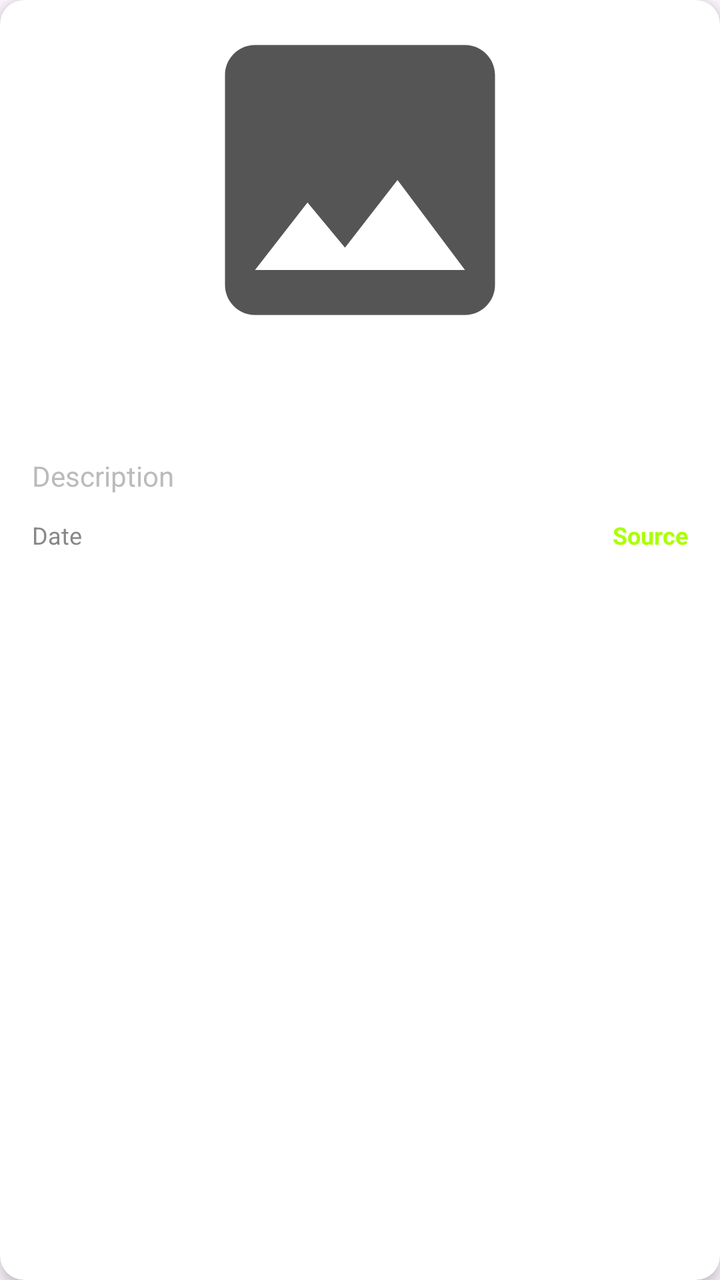
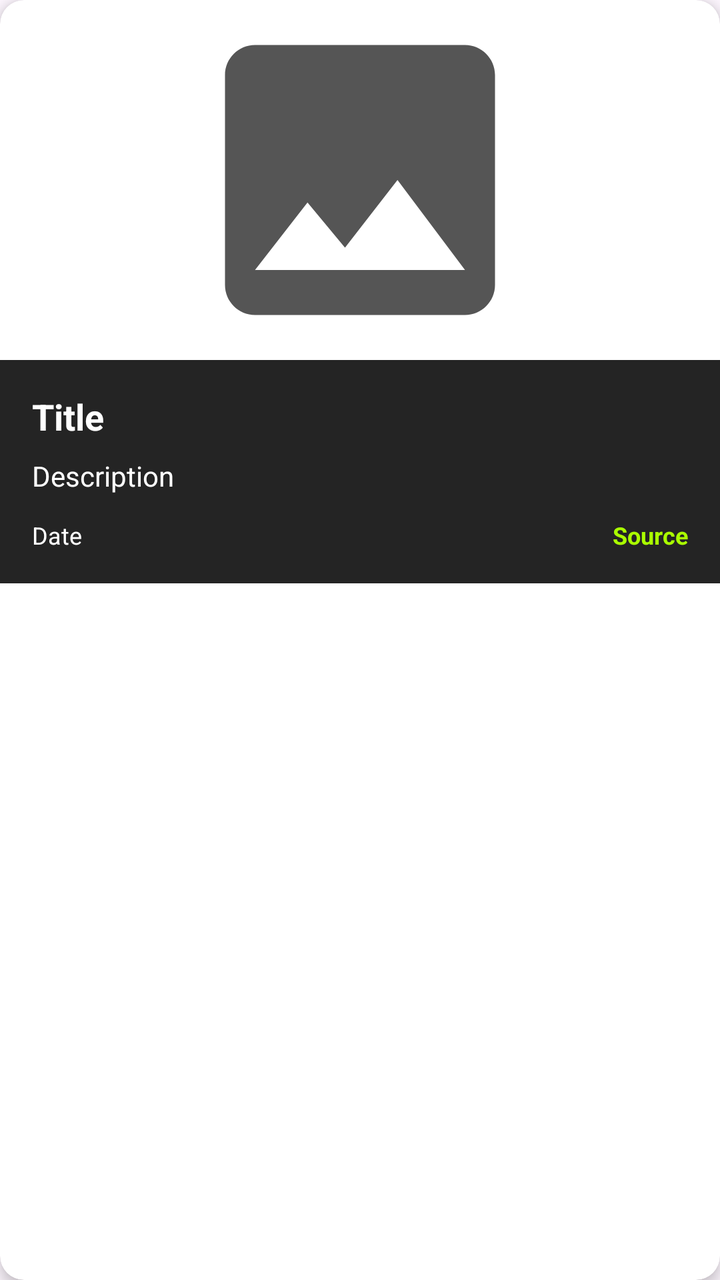

Compare the two renders of this Android layout. The source of the first and the diff that turns it into the second are given below.
<!-- AndroidManifest.xml: application theme Theme.YourSport -->
<!-- res/layout/item_news.xml -->
<?xml version="1.0" encoding="utf-8"?>
<androidx.cardview.widget.CardView xmlns:android="http://schemas.android.com/apk/res/android"
    xmlns:app="http://schemas.android.com/apk/res-auto"
    android:layout_width="match_parent"
    android:layout_height="wrap_content"
    app:cardCornerRadius="12dp"
    app:cardElevation="4dp"
    android:layout_margin="12dp"
    android:background="#222222">

    <LinearLayout
        android:layout_width="match_parent"
        android:layout_height="wrap_content"
        android:orientation="vertical">

        <ImageView
            android:id="@+id/iv_news_image"
            android:layout_width="match_parent"
            android:layout_height="180dp"
            android:scaleType="fitCenter"
            android:src="@drawable/ic_placeholder"
            android:contentDescription="News image" />

        <LinearLayout
            android:layout_width="match_parent"
            android:layout_height="wrap_content"
            android:orientation="vertical"
            android:padding="16dp">

            <TextView
                android:id="@+id/tv_news_title"
                android:layout_width="match_parent"
                android:layout_height="wrap_content"
                android:text="Title"
                android:textColor="#FFFFFF"
                android:textSize="18sp"
                android:textStyle="bold"
                android:maxLines="2"
                android:ellipsize="end" />

            <TextView
                android:id="@+id/tv_news_description"
                android:layout_width="match_parent"
                android:layout_height="wrap_content"
                android:text="Description"
                android:textColor="#BBBBBB"
                android:textSize="14sp"
                android:maxLines="3"
                android:ellipsize="end"
                android:layout_marginTop="8dp" />

            <LinearLayout
                android:layout_width="match_parent"
                android:layout_height="wrap_content"
                android:orientation="horizontal"
                android:layout_marginTop="12dp">

                <TextView
                    android:id="@+id/tv_news_date"
                    android:layout_width="0dp"
                    android:layout_height="wrap_content"
                    android:layout_weight="1"
                    android:text="Date"
                    android:textColor="#888888"
                    android:textSize="12sp" />

                <TextView
                    android:id="@+id/tv_news_source"
                    android:layout_width="wrap_content"
                    android:layout_height="wrap_content"
                    android:text="Source"
                    android:textColor="#AAFF00"
                    android:textSize="12sp"
                    android:textStyle="bold" />
            </LinearLayout>
        </LinearLayout>
    </LinearLayout>
</androidx.cardview.widget.CardView>
<!-- resources referenced by this layout -->
<resources>
  <!-- drawable ic_placeholder (drawable) -->
  <?xml version="1.0" encoding="utf-8"?>
  <vector xmlns:android="http://schemas.android.com/apk/res/android"
      android:width="24dp"
      android:height="24dp"
      android:viewportWidth="24"
      android:viewportHeight="24">
  
      <path
          android:fillColor="#555555"
          android:pathData="M21,19V5c0,-1.1 -0.9,-2 -2,-2H5c-1.1,0 -2,0.9 -2,2v14c0,1.1 0.9,2 2,2h14c1.1,0 2,-0.9 2,-2zM8.5,13.5l2.5,3.01L14.5,12l4.5,6H5l3.5,-4.5z" />
  
  </vector>
  <style name="Theme.YourSport" parent="Base.Theme.YourSport" />
  <style name="Base.Theme.YourSport" parent="Theme.Material3.DayNight.NoActionBar">
          
          
      </style>
</resources>

<!-- the commit's change to res/layout/item_news.xml (unified diff, before → after) -->
@@ -25,6 +25,7 @@
             android:layout_width="match_parent"
             android:layout_height="wrap_content"
             android:orientation="vertical"
+            android:background="#242424"
             android:padding="16dp">
 
             <TextView
@@ -43,7 +44,7 @@
                 android:layout_width="match_parent"
                 android:layout_height="wrap_content"
                 android:text="Description"
-                android:textColor="#BBBBBB"
+                android:textColor="#FFFFFF"
                 android:textSize="14sp"
                 android:maxLines="3"
                 android:ellipsize="end"
@@ -61,7 +62,7 @@
                     android:layout_height="wrap_content"
                     android:layout_weight="1"
                     android:text="Date"
-                    android:textColor="#888888"
+                    android:textColor="#FFFFFF"
                     android:textSize="12sp" />
 
                 <TextView
